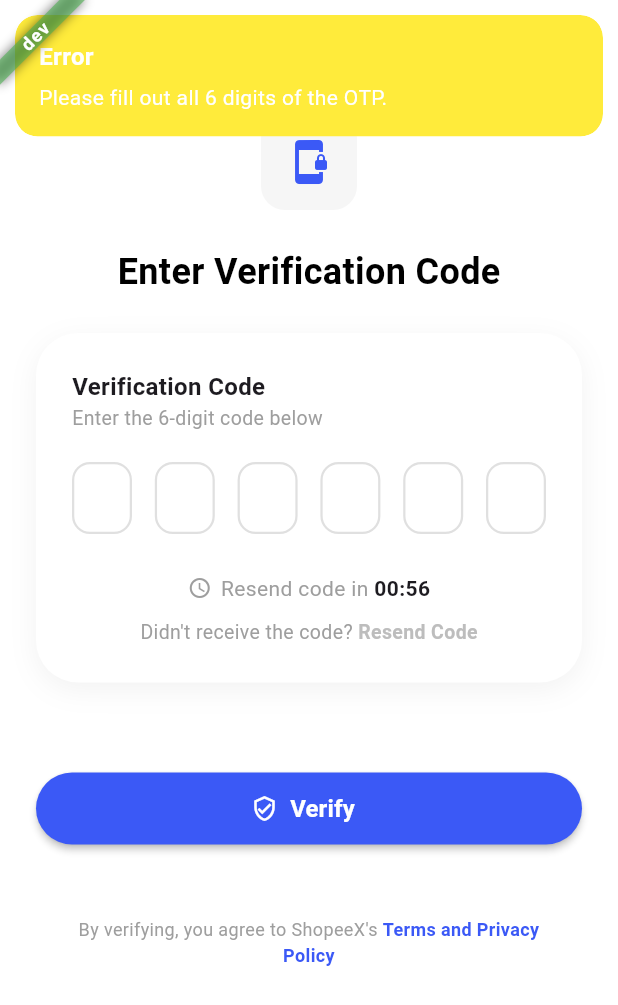
After one commit to dinseanghai/shoppex, a Flutter app: the OtpVerificationView screen opened by its route, after a tap on "Verify", on a phone screen of 412 x 824 dp. The commit adds this screen. Shown: the top 1005 px of the screen. Run offline on Flutter 3.47's test engine with Material 3 defaults, Android fonts, the phone set to English and light mode, and no system bars; our stand-ins replace connectivity_plus, dio, flutter_native_splash, flutter_secure_storage, get; accounts and stored records are empty.

Commit message:
refactor(auth): add otp verification

```diff
--- a/lib/core/constants/app_string.dart
+++ b/lib/core/constants/app_string.dart
@@ -8,6 +8,9 @@ class AppStrings {
     // Error Messages
     static const String noConnectionTitle = "No Connection.";
     static const String noConnectionMessage = "Searching for network...\nPlease wait while we attempt to reconnect.";
+    static const String otpdigits = "Please fill out all 6 digits of the OTP.";
+    static const String resendotp = "A new verification code has been sent!";
+    static const String optexpired = "The OTP verification code has expired. Please tap 'Resend'.";
 
     // Success Messages
     static const String backOnlineTitle = "Connected";
--- a/lib/core/network/api_client.dart
+++ b/lib/core/network/api_client.dart
@@ -4,7 +4,9 @@ import 'package:get/get.dart' hide Response;
 import 'package:shoppex/core/config/app_config.dart';
 import 'package:shoppex/core/network/api_endpoints.dart';
 import 'package:shoppex/data/models/login_model.dart';
+import '../../data/models/otp_model.dart';
 import '../../data/models/register_model.dart';
+import '../../data/models/resent_otp_model.dart';
 
 
 class ApiClient extends GetxService {
@@ -50,4 +52,13 @@ class ApiClient extends GetxService {
   Future<Response<dynamic>> register(RegisterReq req) async {
     return await _dio.post(ApiEndpoints.register, data: req.toJson());
   }
+
+  Future<Response<dynamic>> verifyOtp(OtpReg req) async {
+    return await _dio.post(ApiEndpoints.otp, data: req.toJson());
+  }
+
+  Future<Response<dynamic>> resendOtp(ResendOtpReg req) async {
+    return await _dio.post(ApiEndpoints.resendotp, data: req.toJson());
+  }
+
 }
--- a/lib/core/network/api_endpoints.dart
+++ b/lib/core/network/api_endpoints.dart
@@ -4,4 +4,6 @@ class ApiEndpoints {
   static String get login => '${AppConfig.baseUrl}/api/v1/auth/login';
   static String get register => '${AppConfig.baseUrl}/api/v1/auth/register';
   static String get logout => '${AppConfig.baseUrl}/api/v1/auth/logout';
+  static String get otp => '${AppConfig.baseUrl}/api/v1/auth/verify-otp';
+  static String get resendotp => '${AppConfig.baseUrl}/api/v1/auth/resend-otp';
 }
--- /dev/null
+++ b/lib/data/models/otp_model.dart
@@ -0,0 +1,18 @@
+class OtpReg {
+  String? challengeId;
+  String? otp;
+
+  OtpReg({this.challengeId, this.otp});
+
+  OtpReg.fromJson(Map<String, dynamic> json) {
+    challengeId = json['challenge_id'];
+    otp = json['otp'];
+  }
+
+  Map<String, dynamic> toJson() {
+    final Map<String, dynamic> data = new Map<String, dynamic>();
+    data['challenge_id'] = this.challengeId;
+    data['otp'] = this.otp;
+    return data;
+  }
+}
--- /dev/null
+++ b/lib/data/models/resent_otp_model.dart
@@ -0,0 +1,15 @@
+class ResendOtpReg {
+  String? challengeId;
+
+  ResendOtpReg({this.challengeId});
+
+  ResendOtpReg.fromJson(Map<String, dynamic> json) {
+    challengeId = json['challenge_id'];
+  }
+
+  Map<String, dynamic> toJson() {
+    final Map<String, dynamic> data = new Map<String, dynamic>();
+    data['challenge_id'] = this.challengeId;
+    return data;
+  }
+}
--- /dev/null
+++ b/lib/modules/otp/bindings/otp_binding.dart
@@ -0,0 +1,12 @@
+import 'package:get/get.dart';
+
+import '../controllers/otp_controller.dart';
+
+class OtpBinding extends Bindings {
+  @override
+  void dependencies() {
+    Get.lazyPut<OtpVerificationController>(
+      () => OtpVerificationController(),
+    );
+  }
+}
--- /dev/null
+++ b/lib/modules/otp/controllers/otp_controller.dart
@@ -0,0 +1,166 @@
+import 'dart:async';
+import 'package:flutter/material.dart';
+import 'package:get/get.dart';
+import '../../../core/network/api_client.dart';
+import '../../../data/models/otp_model.dart';
+import '../../../data/models/resent_otp_model.dart';
+import '../../../routes/app_pages.dart';
+import '../../../shared/widgets/snackbars.dart';
+import '../widgets/check_animation.dart';
+
+class OtpVerificationController extends GetxController {
+  final _provider = Get.find<ApiClient>();
+
+  String challengeId = '';
+
+  // 6 individual FocusNodes and TextControllers for pin handling
+  final List<FocusNode> focusNodes = List.generate(6, (index) => FocusNode());
+  final List<TextEditingController> controllers = List.generate(
+    6,
+        (index) => TextEditingController(),
+  );
+
+  var isLoading = false.obs;
+  var isResendSeconds = 59.obs; // This controls the resend button cooldown
+  var canResend = false.obs;
+  Timer? _timer;
+
+  @override
+  void onInit() {
+    super.onInit();
+    if (Get.arguments != null && Get.arguments is Map) {
+      challengeId = Get.arguments['challenge_id'] ?? '';
+    }
+    startCountdown();
+  }
+
+  // The local timer only controls the "Resend Code" delay
+  void startCountdown() {
+    canResend.value = false;
+    isResendSeconds.value = 59;
+    _timer?.cancel();
+    _timer = Timer.periodic(const Duration(seconds: 1), (timer) {
+      if (isResendSeconds.value > 0) {
+        isResendSeconds.value--;
+      } else {
+        // Once this hits 0, the user is allowed to tap "Resend Code"
+        canResend.value = true;
+        _timer?.cancel();
+      }
+    });
+  }
+
+  // Helper method to completely clear input boxes and return focus to the first digit
+  void clearOtpFieldsAndFocus() {
+    for (var controller in controllers) {
+      controller.clear();
+    }
+    if (focusNodes.isNotEmpty) {
+      focusNodes[0].requestFocus(); // Soft keyboard focuses back on box 1
+    }
+  }
+
+  // Concatenate all 6 individual box fields into one string
+  String get completeOtp => controllers.map((c) => c.text).join();
+
+  void verifyOtp() async {
+    if (completeOtp.length < 6) {
+      Snackbars.verifyOtp();
+      return;
+    }
+
+    if (isLoading.value) return;
+
+    try {
+      isLoading.value = true;
+      final req = OtpReg(challengeId: challengeId, otp: completeOtp);
+      final response = await _provider.verifyOtp(req);
+
+      if (response.statusCode == 200 || response.statusCode == 201) {
+        Get.dialog(
+          AlertDialog(
+            shape: RoundedRectangleBorder(
+              borderRadius: BorderRadius.circular(16),
+            ),
+            content: Column(
+              mainAxisSize: MainAxisSize.min,
+              children: [
+                SuccessCheckAnimation(),
+                const SizedBox(height: 16),
+                const Text(
+                  "Verification Successful!",
+                  style: TextStyle(fontWeight: FontWeight.bold, fontSize: 18),
+                ),
+                const SizedBox(height: 8),
+                Text(
+                  "Redirecting you to Signin...",
+                  textAlign: TextAlign.center,
+                  style: TextStyle(color: Colors.grey[600]),
+                ),
+              ],
+            ),
+          ),
+          barrierDismissible: false,
+        );
+
+        await Future.delayed(const Duration(seconds: 3));
+        Get.back();
+
+        Get.offAllNamed(
+          Routes.SIGNIN,
+          arguments: {'challenge_id': response.data['challenge_id']},
+        );
+        return;
+      }
+      throw Exception(response.data?['message'] ?? 'Verification failed');
+    } catch (e) {
+      // --- SERVER DETECTED EXPIRATION/ERROR ---
+      // If the backend returns an error (e.g. 10-minute expiry or bad code),
+      // clear the fields, show the snackbar, and reset focus.
+      clearOtpFieldsAndFocus();
+      Snackbars.optexpired();
+    } finally {
+      isLoading.value = false;
+    }
+  }
+
+  void resendOtpCode() async {
+    if (!canResend.value || isLoading.value) return;
+
+    try {
+      isLoading.value = true;
+      final req = ResendOtpReg(challengeId: challengeId);
+      final response = await _provider.resendOtp(req);
+
+      if (response.statusCode == 200 || response.statusCode == 201) {
+        if (response.data != null && response.data['challenge_id'] != null) {
+          challengeId = response.data['challenge_id'].toString();
+        }
+
+        // USER CLICKED RESEND: Wipe out whatever was in the boxes and autofocus digit 1
+        clearOtpFieldsAndFocus();
+
+        Get.snackbar('Success', 'A new verification code has been sent!');
+        startCountdown(); // Restart local button timer delay
+      } else {
+        throw Exception(response.data?['message'] ?? 'Failed to resend code');
+      }
+    } catch (e) {
+      Get.snackbar('Error', e.toString().replaceFirst("Exception: ", ""));
+    } finally {
+      isLoading.value = false;
+    }
+  }
+
+  @override
+  void onClose() {
+    _timer?.cancel();
+    for (var controller in controllers) {
+      controller.dispose();
+    }
+    for (var node in focusNodes) {
+      node.dispose();
+    }
+    super.onClose();
+  }
+}
--- /dev/null
+++ b/lib/modules/otp/views/otp_view.dart
@@ -0,0 +1,280 @@
+import 'package:flutter/material.dart';
+import 'package:flutter/services.dart';
+import 'package:get/get.dart';
+import 'package:shoppex/shared/widgets/custom_button.dart';
+import '../../../core/constants/app_colors.dart';
+import '../../../core/constants/app_size.dart';
+import '../controllers/otp_controller.dart';
+
+class OtpVerificationView extends GetView<OtpVerificationController> {
+  const OtpVerificationView({super.key});
+
+  @override
+  Widget build(BuildContext context) {
+    return Scaffold(
+      backgroundColor: AppColors.background,
+      appBar: AppBar(
+        backgroundColor: AppColors.background,
+
+        title: const Text(
+          'ShoppeX',
+          style: TextStyle(
+            color: Colors.black,
+            fontWeight: FontWeight.bold,
+            fontSize: 22,
+          ),
+        ),
+        centerTitle: true,
+      ),
+      body: SafeArea(
+        child: SingleChildScrollView(
+          padding: const EdgeInsets.symmetric(horizontal: 24),
+          child: Column(
+            children: [
+              AppSizes.gapH20,
+              // Top Icon Badge
+              Center(
+                child: Container(
+                  padding: const EdgeInsets.all(16),
+                  decoration: BoxDecoration(
+                    color: AppColors.surface.withOpacity(0.5),
+                    borderRadius: BorderRadius.circular(16),
+                  ),
+                  child: const Icon(
+                    Icons.phonelink_lock_rounded,
+                    color: AppColors.buttonPrimary,
+                    size: 32,
+                  ),
+                ),
+              ),
+              AppSizes.gapH24,
+              const Text(
+                'Enter Verification Code',
+                style: TextStyle(
+                  fontSize: 24,
+                  fontWeight: FontWeight.bold,
+                  color: Colors.black,
+                ),
+              ),
+              AppSizes.gapH24,
+
+              // --- WHITE VERIFICATION CARD ---
+              Container(
+                width: double.infinity,
+                padding: const EdgeInsets.all(24),
+                decoration: BoxDecoration(
+                  color: Colors.white,
+                  borderRadius: BorderRadius.circular(28),
+                  boxShadow: [
+                    BoxShadow(
+                      color: Colors.black.withOpacity(0.05),
+                      blurRadius: 15,
+                      offset: const Offset(0, 5),
+                    ),
+                  ],
+                ),
+                child: Column(
+                  crossAxisAlignment: CrossAxisAlignment.start,
+                  children: [
+                    const Text(
+                      "Verification Code",
+                      style: TextStyle(
+                        fontWeight: FontWeight.bold,
+                        fontSize: 16,
+                      ),
+                    ),
+                    const Text(
+                      "Enter the 6-digit code below",
+                      style: TextStyle(color: Colors.grey, fontSize: 13),
+                    ),
+                    const SizedBox(height: 20),
+
+                    // OTP Input Row (6 Boxes)
+                    Row(
+                      mainAxisAlignment: MainAxisAlignment.spaceBetween,
+                      children: List.generate(
+                        6,
+                        (index) => _buildOtpBox(index),
+                      ),
+                    ),
+                    const SizedBox(height: 24),
+
+                    // Timer & Resend Section
+                    Center(
+                      child: Obx(
+                        () => Column(
+                          children: [
+                            Row(
+                              mainAxisAlignment: MainAxisAlignment.center,
+                              children: [
+                                const Icon(
+                                  Icons.access_time,
+                                  size: 16,
+                                  color: Colors.grey,
+                                ),
+                                const SizedBox(width: 6),
+                                const Text(
+                                  "Resend code in ",
+                                  style: TextStyle(color: Colors.grey),
+                                ),
+                                Text(
+                                  "00:${controller.isResendSeconds.value.toString().padLeft(2, '0')}",
+                                  style: const TextStyle(
+                                    fontWeight: FontWeight.bold,
+                                  ),
+                                ),
+                              ],
+                            ),
+                            const SizedBox(height: 10),
+                            Row(
+                              mainAxisAlignment: MainAxisAlignment.center,
+                              children: [
+                                const Text(
+                                  "Didn't receive the code? ",
+                                  style: TextStyle(
+                                    color: Colors.grey,
+                                    fontSize: 13,
+                                  ),
+                                ),
+                                GestureDetector(
+                                  onTap: controller.canResend.value
+                                      ? () => controller.resendOtpCode()
+                                      : null,
+                                  child: Text(
+                                    "Resend Code",
+                                    style: TextStyle(
+                                      color: controller.canResend.value
+                                          ? AppColors.buttonPrimary
+                                          : Colors.grey.shade400,
+                                      fontWeight: FontWeight.bold,
+                                      fontSize: 13,
+                                    ),
+                                  ),
+                                ),
+                              ],
+                            ),
+                          ],
+                        ),
+                      ),
+                    ),
+                  ],
+                ),
+              ),
+
+              const SizedBox(height: 60),
+
+              // --- VERIFY BUTTON ---
+              Obx(
+                () => CustomButton(
+                  buttontype: ButtonType.elevated,
+                  iconAlignment: IconAlignment.start,
+                  icon: Icons.verified_user_outlined,
+                  text: 'Verify',
+                  isBold: true,
+                  isLoading: controller.isLoading.value,
+                  onPressed: controller.isLoading.value
+                      ? null
+                      : () => controller.verifyOtp(),
+                ),
+              ),
+
+              AppSizes.gapH48,
+              // Footer Links
+              const Padding(
+                padding: EdgeInsets.symmetric(horizontal: 20),
+                child: Text.rich(
+                  TextSpan(
+                    text: "By verifying, you agree to ShopeeX's ",
+                    style: TextStyle(color: Colors.grey, fontSize: 12),
+                    children: [
+                      TextSpan(
+                        text: "Terms and Privacy Policy",
+                        style: TextStyle(
+                          color: AppColors.buttonPrimary,
+                          fontWeight: FontWeight.bold,
+                        ),
+                      ),
+                    ],
+                  ),
+                  textAlign: TextAlign.center,
+                ),
+              ),
+              const SizedBox(height: 20),
+            ],
+          ),
+        ),
+      ),
+    );
+  }
+
+  Widget _buildOtpBox(int index) {
+    return SizedBox(
+      width: 40,
+      height: 50,
+      child: KeyboardListener(
+        // Detects backspace even if the current field is already empty
+        focusNode: FocusNode(),
+        onKeyEvent: (event) {
+          if (event is KeyDownEvent &&
+              event.logicalKey == LogicalKeyboardKey.backspace &&
+              controller.controllers[index].text.isEmpty &&
+              index > 0) {
+            controller.focusNodes[index - 1].requestFocus();
+          }
+        },
+        child: TextField(
+          controller: controller.controllers[index],
+          focusNode: controller.focusNodes[index],
+          onChanged: (value) {
+            if (value.isNotEmpty) {
+              // Move focus to the next box if available
+              if (index < 5) {
+                controller.focusNodes[index + 1].requestFocus();
+              } else if (index == 5) {
+                // 6th box filled: Close keyboard and run check safely
+                FocusManager.instance.primaryFocus?.unfocus();
+
+                // Short delay guarantees all controllers have updated text states
+                Future.delayed(Duration.zero, () {
+                  controller.verifyOtp();
+                });
+              }
+            } else {
+              // Move focus to the previous box when deleting a character
+              if (index > 0) {
+                controller.focusNodes[index - 1].requestFocus();
+              }
+            }
+          },
+          textAlign: TextAlign.center,
+          keyboardType: TextInputType.number,
+          inputFormatters: [
+            FilteringTextInputFormatter.digitsOnly, // Only allow numbers
+          ],
+          maxLength: 1,
+          style: const TextStyle(
+            fontSize: 20,
+            fontWeight: FontWeight.bold,
+            color: AppColors.buttonPrimary,
+          ),
+          decoration: InputDecoration(
+            counterText: "",
+            contentPadding:
+                EdgeInsets.zero, // Centers text perfectly vertically
+            enabledBorder: OutlineInputBorder(
+              borderSide: BorderSide(color: Colors.grey.shade300, width: 1.5),
+              borderRadius: BorderRadius.circular(12),
+            ),
+            focusedBorder: OutlineInputBorder(
+              borderSide: const BorderSide(
+                color: AppColors.buttonPrimary,
+                width: 2,
+              ),
+              borderRadius: BorderRadius.circular(12),
+            ),
+          ),
+        ),
+      ),
+    );
+  }
+}
--- /dev/null
+++ b/lib/modules/otp/widgets/check_animation.dart
@@ -0,0 +1,48 @@
+import 'package:flutter/material.dart';
+
+class SuccessCheckAnimation extends StatefulWidget {
+  const SuccessCheckAnimation({super.key});
+
+  @override
+  State<SuccessCheckAnimation> createState() => _SuccessCheckAnimationState();
+}
+
+class _SuccessCheckAnimationState extends State<SuccessCheckAnimation> with SingleTickerProviderStateMixin {
+  late AnimationController _controller;
+  late Animation<double> _scaleAnimation;
+
+  @override
+  void initState() {
+    super.initState();
+    _controller = AnimationController(
+      vsync: this,
+      duration: const Duration(milliseconds: 600),
+    );
+
+    // Creates a nice bouncy/spring effect when popping up
+    _scaleAnimation = CurvedAnimation(
+      parent: _controller,
+      curve: Curves.elasticOut,
+    );
+
+    _controller.forward();
+  }
+
+  @override
+  void dispose() {
+    _controller.dispose();
+    super.dispose();
+  }
+
+  @override
+  Widget build(BuildContext context) {
+    return ScaleTransition(
+      scale: _scaleAnimation,
+      child: const Icon(
+        Icons.check_circle,
+        color: Colors.green,
+        size: 72,
+      ),
+    );
+  }
+}
--- a/lib/modules/sign_up/controllers/sign_up_controller.dart
+++ b/lib/modules/sign_up/controllers/sign_up_controller.dart
@@ -107,11 +107,12 @@ class SignUpController extends GetxController with FormValidators {
         );
 
         // 2. Wait for 3 seconds so the user can actually see the snackbar
-        await Future.delayed(const Duration(seconds: 3));
+        await Future.delayed(const Duration(seconds: 2));
 
-        // 3. Route to the OTP Verification screen
-        // Replace Routes.OTP with your actual OTP route name
-        //Get.offAllNamed(Routes.OTP);
+
+        Get.offAllNamed(Routes.OTP,arguments: {
+          'challenge_id': response.data['challenge_id'], // Ensure this key matches exactly!
+        },);
 
       } else {
         // Fixed: Move the throw inside an 'else' block so it doesn't interrupt success
--- a/lib/routes/app_pages.dart
+++ b/lib/routes/app_pages.dart
@@ -4,6 +4,8 @@ import '../modules/home/bindings/home_binding.dart';
 import '../modules/home/views/home_view.dart';
 import '../modules/onboarding/bindings/onboarding_binding.dart';
 import '../modules/onboarding/views/onboarding_view.dart';
+import '../modules/otp/bindings/otp_binding.dart';
+import '../modules/otp/views/otp_view.dart';
 import '../modules/sign_in/bindings/sign_in_binding.dart';
 import '../modules/sign_in/views/sign_in_view.dart';
 import '../modules/sign_up/bindings/sign_up_binding.dart';
@@ -16,6 +18,7 @@ class AppPages {
   AppPages._();
 
   static const INITIAL = Routes.ONBOARDING;
+  //static const INITIAL = Routes.OTP;
 
   static final routes = [
     GetPage(
@@ -40,5 +43,10 @@ class AppPages {
       page: () => const SignUpView(),
       binding: SignUpBinding(),
     ),
+    GetPage(
+      name: _Paths.OTP,
+      page: () => const OtpVerificationView(),
+      binding: OtpBinding(),
+    ),
   ];
 }
--- a/lib/routes/app_routes.dart
+++ b/lib/routes/app_routes.dart
@@ -7,6 +7,7 @@ abstract class Routes {
   static const ONBOARDING = _Paths.ONBOARDING;
   static const SIGNIN = _Paths.SIGNIN;
   static const SIGN_UP = _Paths.SIGN_UP;
+  static const OTP = _Paths.OTP;
 }
 
 abstract class _Paths {
@@ -15,4 +16,5 @@ abstract class _Paths {
   static const ONBOARDING = '/onboarding';
   static const SIGNIN = '/sign_in';
   static const SIGN_UP = '/sign-up';
+  static const OTP = '/otp';
 }
--- a/lib/shared/widgets/snackbars.dart
+++ b/lib/shared/widgets/snackbars.dart
@@ -1,5 +1,6 @@
 import 'package:flutter/material.dart';
 import 'package:get/get.dart';
+import 'package:shoppex/core/constants/app_colors.dart';
 import '../../core/constants/app_string.dart';
 
 
@@ -34,4 +35,56 @@ class Snackbars {
       );
     });
   }
+
+  static void verifyOtp() {
+    closeAll();
+
+    WidgetsBinding.instance.addPostFrameCallback((_) {
+      Get.rawSnackbar(
+        title: 'Error',
+        message: AppStrings.otpdigits,
+        backgroundColor: Colors.yellow,
+        snackPosition: SnackPosition.TOP,
+        overlayBlur: 0,
+        duration: const Duration(seconds: 3),
+        margin: const EdgeInsets.all(10),
+        borderRadius: 15,
+      );
+    });
+  }
+
+  static void resendotp() {
+    closeAll();
+
+    WidgetsBinding.instance.addPostFrameCallback((_) {
+      Get.rawSnackbar(
+        title: 'Success',
+        message: AppStrings.resendotp,
+        backgroundColor: AppColors.textSecondary,
+        snackPosition: SnackPosition.TOP,
+        overlayBlur: 0,
+        duration: const Duration(seconds: 3),
+        margin: const EdgeInsets.all(10),
+        borderRadius: 15,
+      );
+    });
+  }
+
+  static void optexpired() {
+    closeAll();
+
+    WidgetsBinding.instance.addPostFrameCallback((_) {
+      Get.rawSnackbar(
+        title: 'Code Expired',
+        message: AppStrings.optexpired,
+        backgroundColor: AppColors.textSecondary,
+        snackPosition: SnackPosition.TOP,
+        overlayBlur: 0,
+        duration: const Duration(seconds: 3),
+        margin: const EdgeInsets.all(10),
+        borderRadius: 15,
+      );
+    });
+  }
+
 }
```
